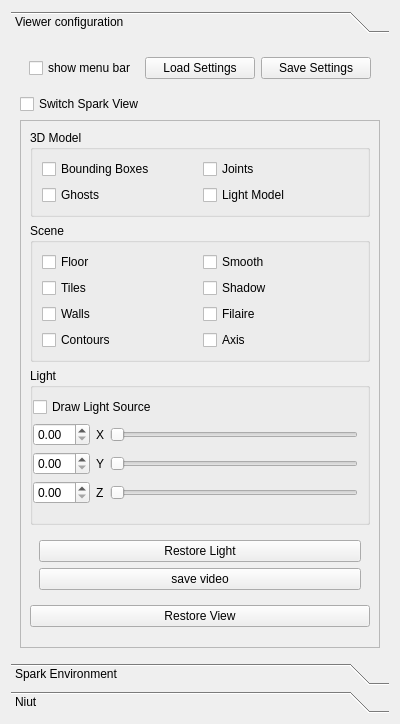
Above: src/move3d-remote/paramwidget.ui from jmainpri/move3d-studio before the change. Below: the same form after it.
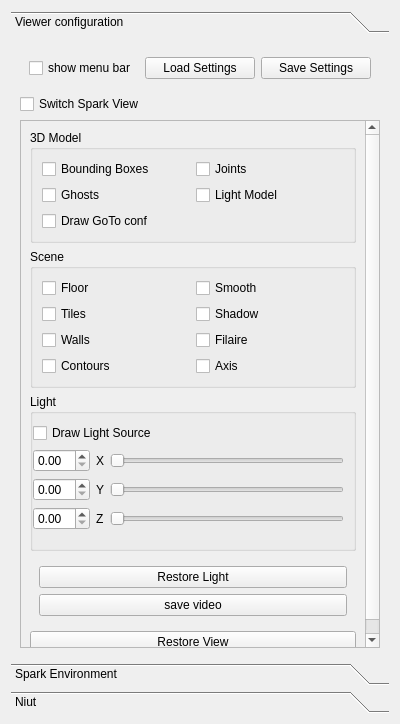
That is the form after the change.

Commit message: [Move3d-remote] reading a new poster containing the GOTO pos

Patch:
```diff
--- a/src/move3d-remote/paramwidget.ui
+++ b/src/move3d-remote/paramwidget.ui
@@ -30,8 +30,8 @@
        <rect>
         <x>0</x>
         <y>0</y>
-        <width>382</width>
-        <height>622</height>
+        <width>393</width>
+        <height>597</height>
        </rect>
       </property>
       <attribute name="label">
@@ -85,8 +85,8 @@
            <rect>
             <x>0</x>
             <y>0</y>
-            <width>346</width>
-            <height>546</height>
+            <width>357</width>
+            <height>575</height>
            </rect>
           </property>
           <layout class="QVBoxLayout" name="verticalLayout">
@@ -130,6 +130,13 @@
                    </property>
                   </widget>
                  </item>
+                 <item row="2" column="0">
+                  <widget class="QCheckBox" name="checkBoxDrawGoto">
+                   <property name="text">
+                    <string>Draw GoTo conf</string>
+                   </property>
+                  </widget>
+                 </item>
                 </layout>
                </widget>
               </item>
```
Left out of the diff: 6 changed lines with no effect on the pictures. The commit also changes 8 other files.
